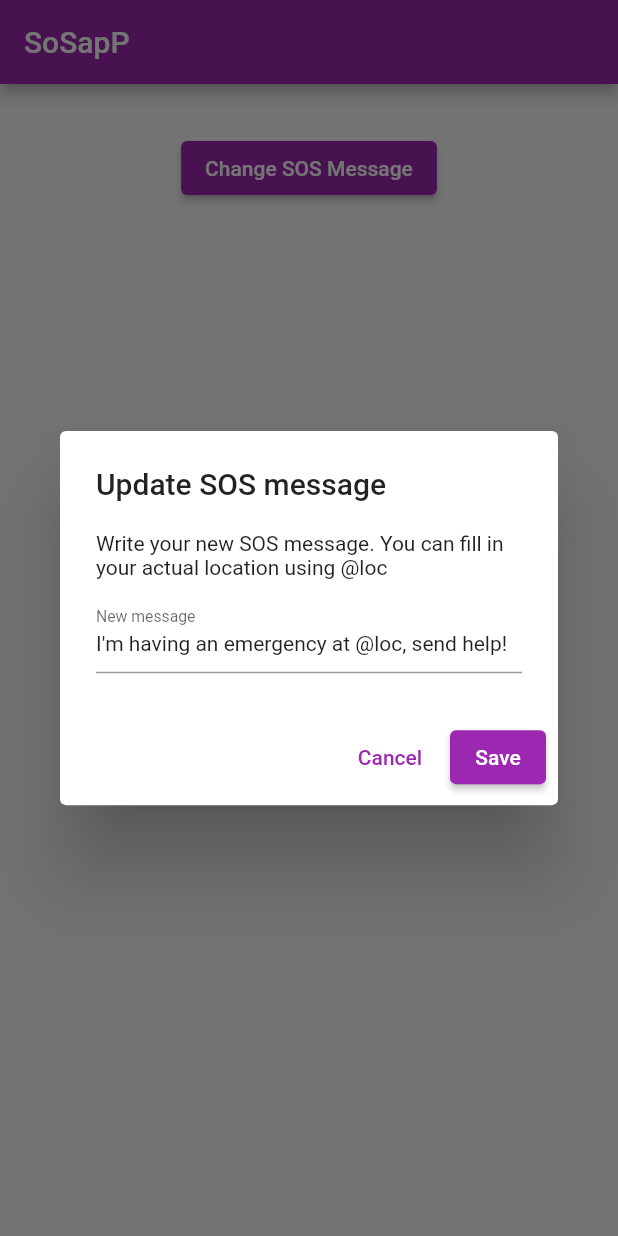
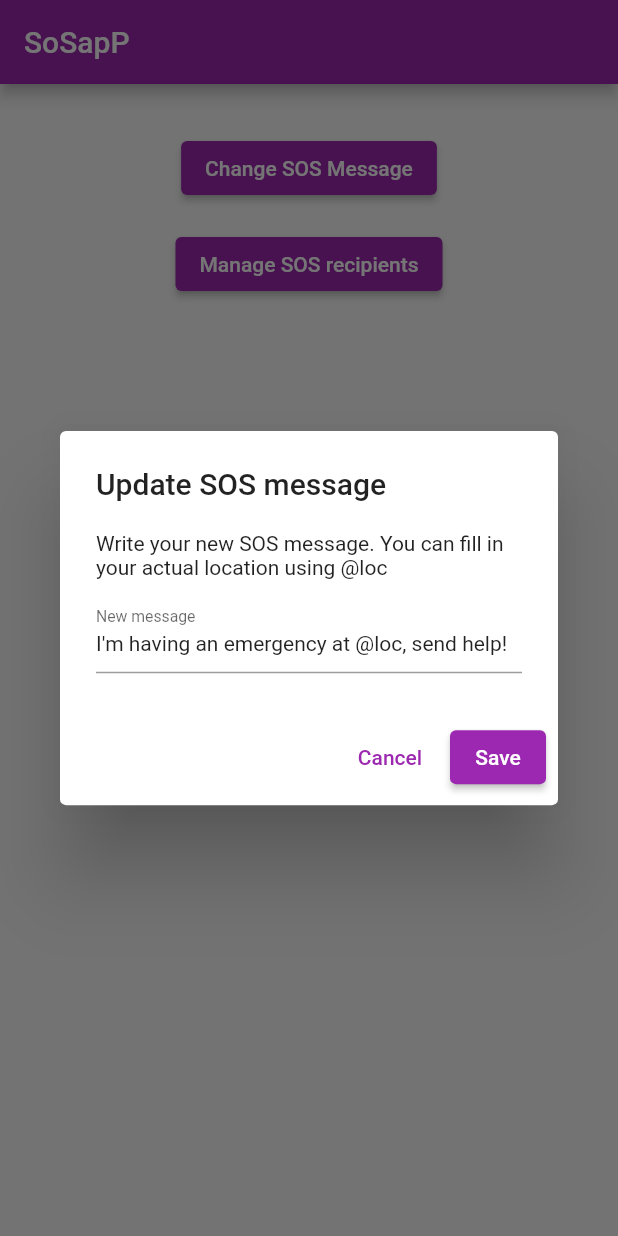
Before and after one commit to Dorcas2217/Mobile, a Flutter app: the screen it shows after launch, after a tap on "Change SOS Message", on a phone screen of 412 x 824 dp. Run offline on Flutter 3.47's test engine with Material 2 defaults, Android fonts, the phone set to English and light mode, and no system bars; our stand-ins replace location; missing offline and left inert: dart:js, flutter_loading_animation_kit, flutter_sms.

Commit message:
F12.2 Enregistrement des numéros de téléphones durgence

```diff
--- a/ex7/lib/homeScreen.dart
+++ b/ex7/lib/homeScreen.dart
@@ -1,3 +1,4 @@
+import 'package:ex7/TelDialog.dart';
 import 'package:flutter/material.dart';
 
 class HomeScreen extends StatefulWidget {
@@ -23,7 +24,7 @@ class _HomeScreenState extends State<HomeScreen> {
               ElevatedButton(
                 onPressed: () => showDialog(
                   context: context,
-                  builder: (context) => EmergencyMessageDialog(
+                  builder: (context) => UrgenceMessageDialog(
                     initialMessage: emergencyMessage,
                     onSave: (newMessage) {
                       setState(() {
@@ -34,6 +35,14 @@ class _HomeScreenState extends State<HomeScreen> {
                 ),
                 child: const Text("Change SOS Message"),
               ),
+              const SizedBox(height: 16),
+              ElevatedButton(
+                onPressed: () => showDialog(
+                  context: context,
+                  builder: (context) => const TelDialog(),
+                ),
+                child: const Text("Manage SOS recipients"),
+              )
             ],
           ),
         ),
@@ -43,21 +52,21 @@ class _HomeScreenState extends State<HomeScreen> {
 }
 
 
-class EmergencyMessageDialog extends StatefulWidget {
+class UrgenceMessageDialog extends StatefulWidget {
   final String initialMessage;
   final void Function(String newMessage) onSave;
 
-  const EmergencyMessageDialog({
+  const UrgenceMessageDialog({
     Key? key,
     required this.initialMessage,
     required this.onSave,
   }) : super(key: key);
 
   @override
-  _EmergencyMessageDialogState createState() => _EmergencyMessageDialogState();
+  _UrgenceMessageDialogState createState() => _UrgenceMessageDialogState();
 }
 
-class _EmergencyMessageDialogState extends State<EmergencyMessageDialog> {
+class _UrgenceMessageDialogState extends State<UrgenceMessageDialog> {
   late TextEditingController messageController;
 
   @override
--- a/ex7/lib/main.dart
+++ b/ex7/lib/main.dart
@@ -1,5 +1,8 @@
 import 'package:ex7/homeScreen.dart';
+import 'package:ex7/view_model/SosViewModel.dart';
 import 'package:flutter/material.dart';
+import 'package:provider/provider.dart';
+
 
 void main() {
   runApp(const MyApp());
@@ -11,12 +14,16 @@ class MyApp extends StatelessWidget {
   // This widget is the root of your application.
   @override
   Widget build(BuildContext context) {
-    return MaterialApp(
-      title: 'SoSapP',
-      theme: ThemeData(
-        primarySwatch: Colors.purple,
+    return ChangeNotifierProvider<SosViewModel>(
+      create: (context) => SosViewModel(),
+      child: MaterialApp(
+        title: 'SOS App',
+        theme: ThemeData(primarySwatch: Colors.purple),
+        initialRoute: "/home",
+        routes: {
+          "/home": (context) => const HomeScreen(),
+        },
       ),
-      home: const HomeScreen(),
     );
   }
 }
--- a/ex7/pubspec.yaml
+++ b/ex7/pubspec.yaml
@@ -37,6 +37,8 @@ dependencies:
   cupertino_icons: ^1.0.2
   flutter_sms: ^2.3.3
   location: ^4.4.0
+  provider: ^6.0.5
+
 
 dev_dependencies:
   flutter_test:
```
Also changed, not shown: ex7/lib/TelDialog.dart (added, +97 -0 lines), ex7/lib/view_model/SosViewModel.dart (added, +55 -0 lines), ex7/pubspec.lock.
